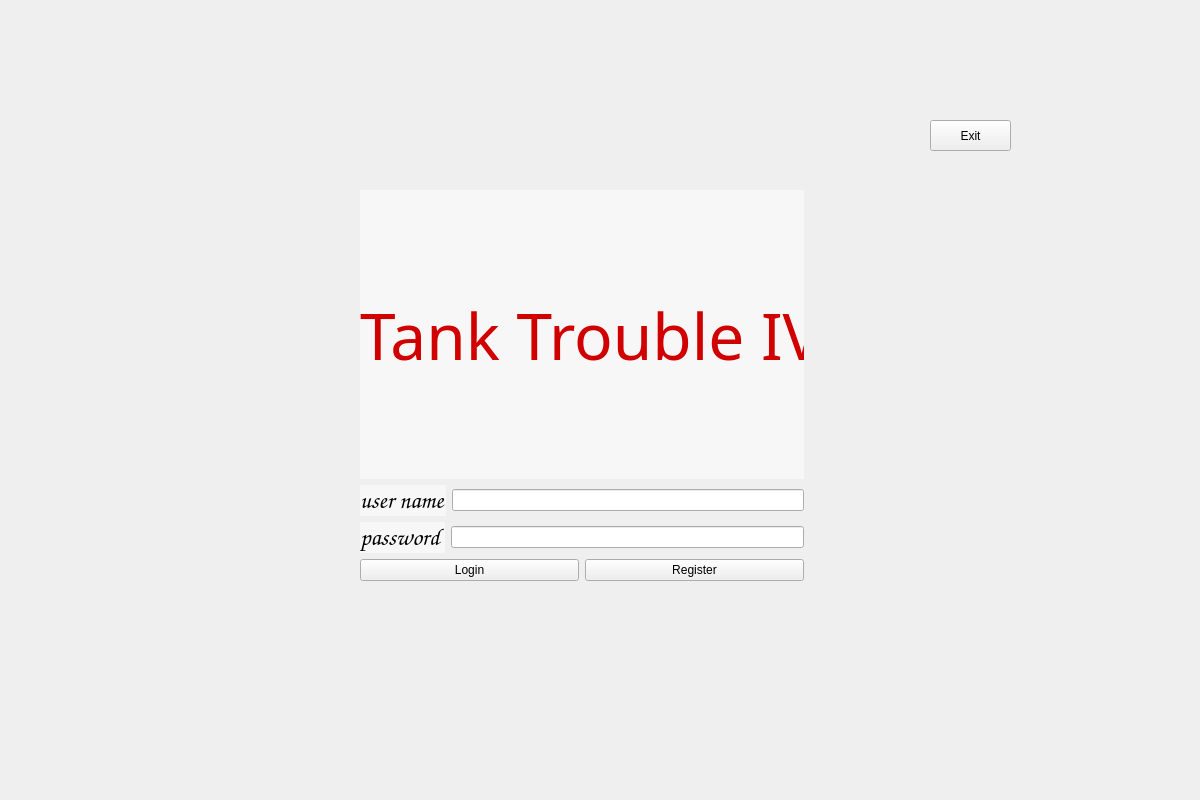
This is Tank_Trouble_IV/loginwidget.ui in raitocc/run as Qt 5 draws it before an edit. The edited form follows.
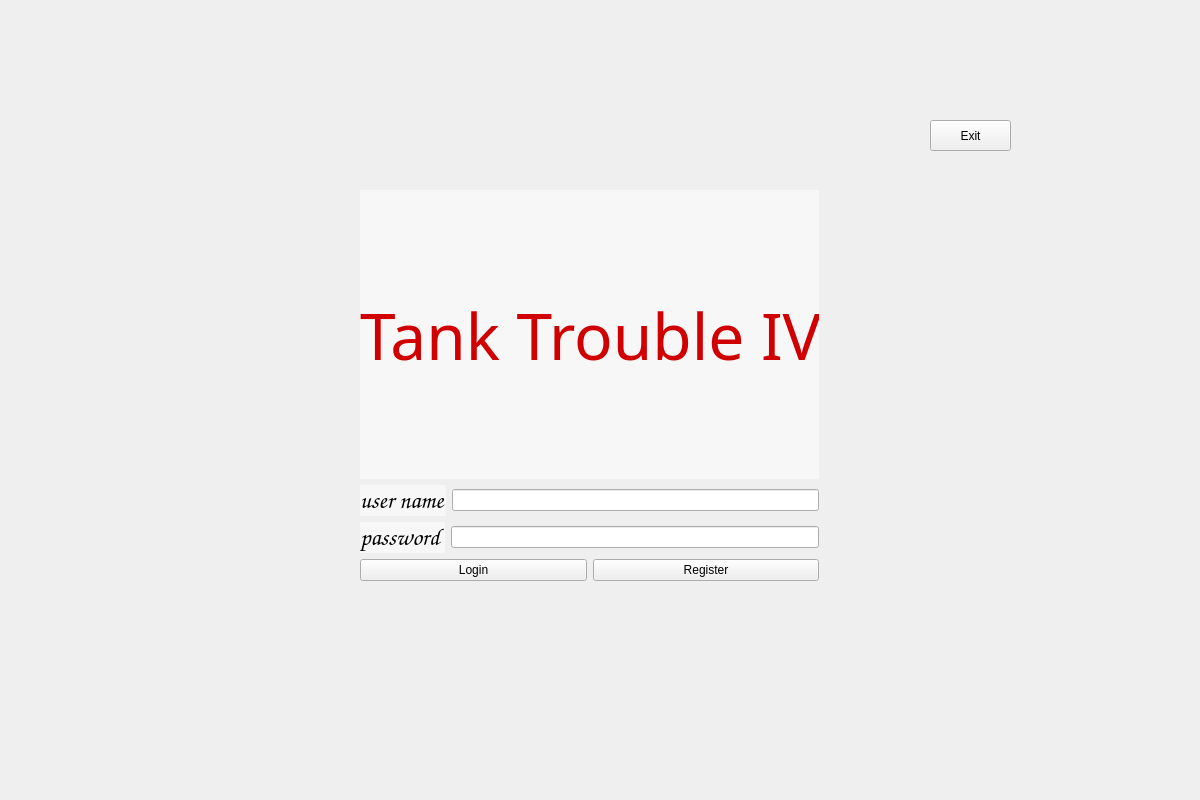
This is the edited form.

Commit message: 让坦克移动被墙卡住能够自动脱离

The edit to the form file:
```diff
--- a/Tank_Trouble_IV/loginwidget.ui
+++ b/Tank_Trouble_IV/loginwidget.ui
@@ -29,16 +29,22 @@
     <string>Exit</string>
    </property>
   </widget>
-  <widget class="QWidget" name="">
+  <widget class="QWidget" name="layoutWidget">
    <property name="geometry">
     <rect>
      <x>360</x>
      <y>190</y>
-     <width>444</width>
+     <width>459</width>
      <height>391</height>
     </rect>
    </property>
    <layout class="QVBoxLayout" name="verticalLayout_2">
+    <property name="leftMargin">
+     <number>0</number>
+    </property>
+    <property name="rightMargin">
+     <number>0</number>
+    </property>
     <item>
      <widget class="QLabel" name="label">
       <property name="font">
```
The commit also changes 2 other files.
